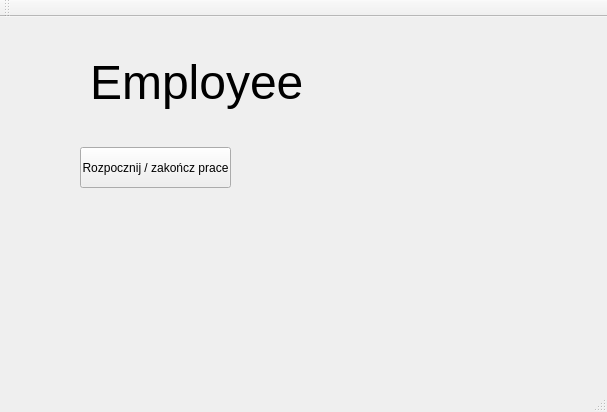
Qt form EmployeePage.ui (JustKoshi/QTCinemaProject) before a commit.
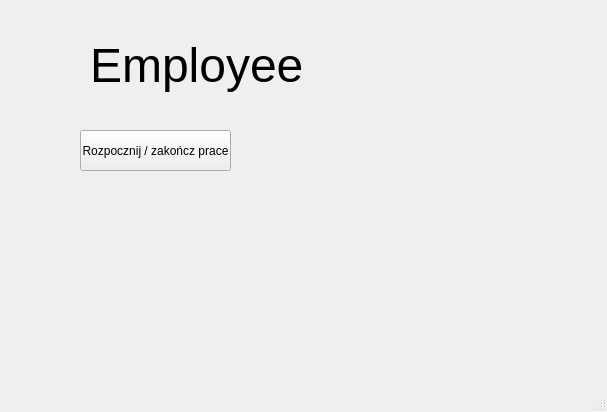
The same form after that commit.

```diff
--- a/EmployeePage.ui
+++ b/EmployeePage.ui
@@ -61,14 +61,6 @@
     </rect>
    </property>
   </widget>
-  <widget class="QToolBar" name="mainToolBar">
-   <attribute name="toolBarArea">
-    <enum>TopToolBarArea</enum>
-   </attribute>
-   <attribute name="toolBarBreak">
-    <bool>false</bool>
-   </attribute>
-  </widget>
   <widget class="QStatusBar" name="statusBar"/>
  </widget>
  <layoutdefault spacing="6" margin="11"/>
```
Left out of the diff: 13 changed lines with no effect on the pictures.
